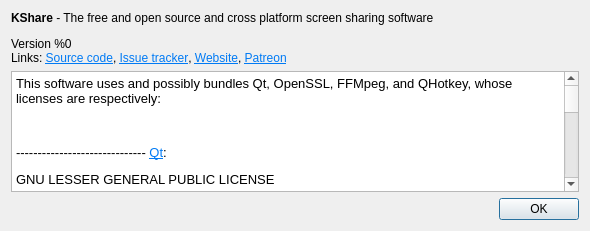
Before: the Qt Designer form src/aboutbox.ui in ArsenArsen/KShare, drawn with Qt 5.
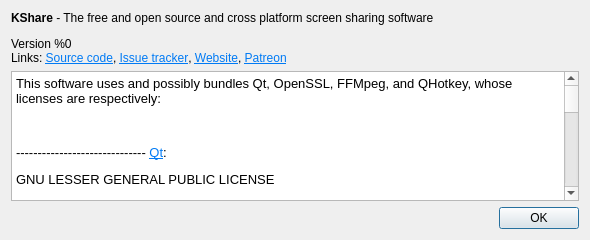
After: the same form once the commit is applied. Icons and pictures are not drawn.

```diff
--- a/src/aboutbox.ui
+++ b/src/aboutbox.ui
@@ -7,7 +7,7 @@
     <x>0</x>
     <y>0</y>
     <width>590</width>
-    <height>231</height>
+    <height>240</height>
    </rect>
   </property>
   <property name="windowTitle">
```
Left out of the diff: 7 changed lines with no effect on the pictures.
